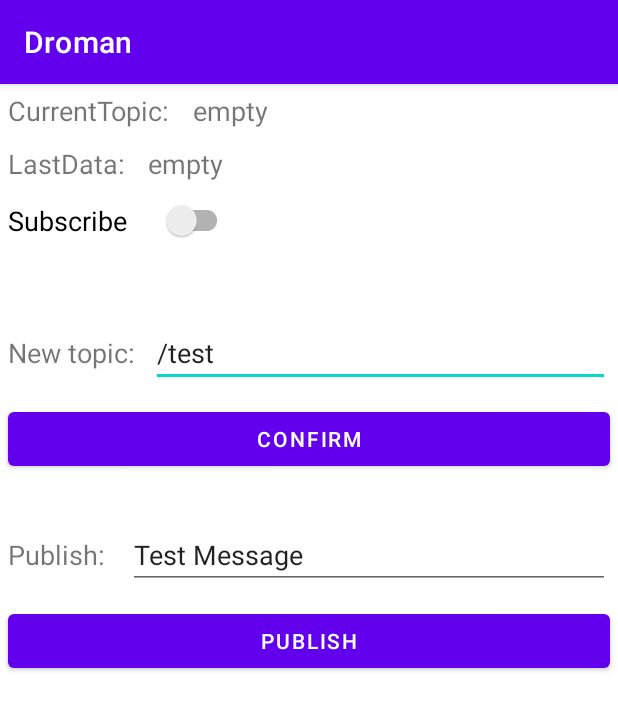
After one commit to Kajkitsu/praca_magisterska, an Android app: the MqttTestActivity screen opened directly, with no data from a screen before it, on a phone screen of 412 x 824 dp. The commit adds this screen. Shown: the top 710 px of the screen. Run offline under Robolectric (Android 15) with nearby library versions, the phone set to English and light mode, and no system bars; 3 statements that could not run were skipped.

Commit message:
init MqttTestActivity

```diff
--- a/Droman/app/src/main/AndroidManifest.xml
+++ b/Droman/app/src/main/AndroidManifest.xml
@@ -15,6 +15,9 @@
         android:supportsRtl="true"
         android:theme="@style/Theme.Droman">
         <activity
+            android:name=".ui.mqtttest.MqttTestActivity"
+            android:exported="false" />
+        <activity
             android:name=".ui.login.LoginActivity"
             android:exported="true"
             android:label="@string/app_name">
@@ -24,6 +27,7 @@
                 <category android:name="android.intent.category.LAUNCHER" />
             </intent-filter>
         </activity>
+
         <service android:name="org.eclipse.paho.android.service.MqttService" />
     </application>
 
--- /dev/null
+++ b/Droman/app/src/main/java/pl/edu/wat/droman/ui/ViewUtils.kt
@@ -0,0 +1,20 @@
+package pl.edu.wat.droman.ui
+
+import android.text.Editable
+import android.text.TextWatcher
+import android.widget.EditText
+
+/**
+ * Extension function to simplify setting an afterTextChanged action to EditText components.
+ */
+fun EditText.afterTextChanged(afterTextChanged: (String) -> Unit) {
+    this.addTextChangedListener(object : TextWatcher {
+        override fun afterTextChanged(editable: Editable?) {
+            afterTextChanged.invoke(editable.toString())
+        }
+
+        override fun beforeTextChanged(s: CharSequence, start: Int, count: Int, after: Int) {}
+
+        override fun onTextChanged(s: CharSequence, start: Int, before: Int, count: Int) {}
+    })
+}
--- a/Droman/app/src/main/java/pl/edu/wat/droman/ui/login/LoginActivity.kt
+++ b/Droman/app/src/main/java/pl/edu/wat/droman/ui/login/LoginActivity.kt
@@ -14,6 +14,7 @@ import androidx.lifecycle.Observer
 import androidx.lifecycle.ViewModelProvider
 import pl.edu.wat.droman.R
 import pl.edu.wat.droman.databinding.ActivityLoginBinding
+import pl.edu.wat.droman.ui.afterTextChanged
 
 class LoginActivity : AppCompatActivity() {
 
@@ -112,18 +113,3 @@ class LoginActivity : AppCompatActivity() {
         Toast.makeText(applicationContext, errorString, Toast.LENGTH_SHORT).show()
     }
 }
-
-/**
- * Extension function to simplify setting an afterTextChanged action to EditText components.
- */
-fun EditText.afterTextChanged(afterTextChanged: (String) -> Unit) {
-    this.addTextChangedListener(object : TextWatcher {
-        override fun afterTextChanged(editable: Editable?) {
-            afterTextChanged.invoke(editable.toString())
-        }
-
-        override fun beforeTextChanged(s: CharSequence, start: Int, count: Int, after: Int) {}
-
-        override fun onTextChanged(s: CharSequence, start: Int, before: Int, count: Int) {}
-    })
-}
--- /dev/null
+++ b/Droman/app/src/main/java/pl/edu/wat/droman/ui/mqtttest/MqttTestActivity.kt
@@ -0,0 +1,41 @@
+package pl.edu.wat.droman.ui.mqtttest
+
+import androidx.appcompat.app.AppCompatActivity
+import android.os.Bundle
+import android.provider.CalendarContract.CalendarCache.URI
+import androidx.lifecycle.ViewModelProvider
+import pl.edu.wat.droman.R
+import pl.edu.wat.droman.databinding.ActivityLoginBinding
+import pl.edu.wat.droman.databinding.ActivityMqttTestBinding
+import pl.edu.wat.droman.ui.login.LoginViewModel
+import pl.edu.wat.droman.ui.login.LoginViewModelFactory
+
+class MqttTestActivity : AppCompatActivity() {
+
+    enum class IntentValues {
+        USERNAME, PASSWORD, ADDRESS
+    }
+
+    private lateinit var mqttTestViewModel: MqttTestViewModel
+    private lateinit var binding: ActivityMqttTestBinding
+
+    override fun onCreate(savedInstanceState: Bundle?) {
+        super.onCreate(savedInstanceState)
+
+        binding = ActivityMqttTestBinding.inflate(layoutInflater)
+        setContentView(binding.root)
+
+        val mqttUsername = savedInstanceState!!.getString(IntentValues.USERNAME.name)!!
+        val mqttPassword = savedInstanceState.getString(IntentValues.PASSWORD.name)!!
+        val mqttAddress = savedInstanceState.getString(IntentValues.ADDRESS.name)!!
+
+
+        mqttTestViewModel = ViewModelProvider(this, MqttTestViewModelFactory(applicationContext,mqttAddress,mqttUsername,mqttPassword))
+            .get(MqttTestViewModel::class.java)
+
+
+//        val password = binding.password
+//        val login = binding.login
+//        val loading = binding.loading
+    }
+}
--- /dev/null
+++ b/Droman/app/src/main/java/pl/edu/wat/droman/ui/mqtttest/MqttTestViewModel.kt
@@ -0,0 +1,8 @@
+package pl.edu.wat.droman.ui.mqtttest
+
+import androidx.lifecycle.ViewModel
+import pl.edu.wat.droman.data.service.MqttService
+
+class MqttTestViewModel(private val mqttService: MqttService) : ViewModel() {
+
+}
--- /dev/null
+++ b/Droman/app/src/main/java/pl/edu/wat/droman/ui/mqtttest/MqttTestViewModelFactory.kt
@@ -0,0 +1,33 @@
+package pl.edu.wat.droman.ui.mqtttest
+
+import android.content.Context
+import androidx.lifecycle.ViewModel
+import androidx.lifecycle.ViewModelProvider
+import pl.edu.wat.droman.data.model.MqttCredentials
+import pl.edu.wat.droman.data.service.MqttService
+
+class MqttTestViewModelFactory(
+    private val context: Context,
+    private val ipAddress: String,
+    private val username: String,
+    private val password: String
+) : ViewModelProvider.Factory {
+
+    @Suppress("UNCHECKED_CAST")
+    override fun <T : ViewModel> create(modelClass: Class<T>): T {
+        if (modelClass.isAssignableFrom(MqttTestViewModel::class.java)) {
+            return MqttTestViewModel(
+                mqttService = MqttService(
+                    context = context,
+                    mqttCredentials = MqttCredentials(
+                        "tcp://$ipAddress",
+                        "androidTestView",
+                        username,
+                        password
+                    )
+                )
+            ) as T
+        }
+        throw IllegalArgumentException("Unknown ViewModel class")
+    }
+}
--- /dev/null
+++ b/Droman/app/src/main/res/layout/activity_mqtt_test.xml
@@ -0,0 +1,138 @@
+<?xml version="1.0" encoding="utf-8"?>
+<LinearLayout xmlns:android="http://schemas.android.com/apk/res/android"
+    xmlns:app="http://schemas.android.com/apk/res-auto"
+    xmlns:tools="http://schemas.android.com/tools"
+    android:layout_width="match_parent"
+    android:layout_height="match_parent"
+    android:layout_margin="20dp"
+    android:orientation="vertical"
+    tools:context=".ui.mqtttest.MqttTestActivity">
+
+
+    <LinearLayout
+        android:layout_width="match_parent"
+        android:layout_height="wrap_content">
+
+        <TextView
+            android:layout_margin="5dp"
+            android:textSize="18sp"
+            android:id="@+id/textViewCurrentTopicDesc"
+            android:layout_width="wrap_content"
+            android:layout_height="wrap_content"
+            android:text="CurrentTopic: " />
+
+        <TextView
+            android:layout_margin="5dp"
+            android:textSize="18sp"
+            android:id="@+id/textViewCurrentTopicValue"
+            android:layout_width="wrap_content"
+            android:layout_height="wrap_content"
+            android:text="empty" />
+    </LinearLayout>
+
+    <LinearLayout
+        android:layout_width="match_parent"
+        android:layout_height="wrap_content">
+
+        <TextView
+            android:layout_margin="5dp"
+            android:textSize="18sp"
+            android:id="@+id/textViewLastDataDesc"
+            android:layout_width="wrap_content"
+            android:layout_height="wrap_content"
+            android:text="LastData: " />
+
+        <TextView
+            android:layout_margin="5dp"
+            android:textSize="18sp"
+            android:id="@+id/textViewLastDataValue"
+            android:layout_width="wrap_content"
+            android:layout_height="wrap_content"
+            android:text="empty" />
+    </LinearLayout>
+
+    <androidx.appcompat.widget.SwitchCompat
+        android:layout_margin="5dp"
+        android:id="@+id/switchSubscribe"
+        android:layout_width="150dp"
+        android:layout_height="30dp"
+        android:textSize="18sp"
+        android:text="Subscribe" />
+
+
+    <Space
+        android:layout_width="match_parent"
+        android:layout_height="40dp"/>
+
+
+    <LinearLayout
+        android:layout_width="match_parent"
+        android:layout_height="wrap_content"
+        android:orientation="horizontal">
+
+        <TextView
+            android:textSize="18sp"
+            android:id="@+id/textView2"
+            android:layout_width="wrap_content"
+            android:layout_height="wrap_content"
+            android:text="New topic:"
+            android:layout_margin="5dp"
+            />
+
+        <EditText
+            android:id="@+id/editTextTopic"
+            android:layout_width="match_parent"
+            android:layout_height="wrap_content"
+            android:ems="10"
+            android:text="/test"
+            android:layout_margin="5dp"
+            android:inputType="textPersonName" />
+
+    </LinearLayout>
+
+    <Button
+        android:layout_margin="5dp"
+        android:id="@+id/buttonConfirmTOpic"
+        android:layout_width="match_parent"
+        android:layout_height="wrap_content"
+        android:text="Confirm" />
+
+    <Space
+        android:layout_width="match_parent"
+        android:layout_height="20dp"/>
+
+
+    <LinearLayout
+        android:layout_width="match_parent"
+        android:layout_height="wrap_content">
+
+        <TextView
+
+            android:layout_margin="5dp"
+            android:textSize="18sp"
+            android:id="@+id/textViewPublishMessage"
+            android:layout_width="wrap_content"
+            android:layout_height="wrap_content"
+            android:text="Publish: " />
+
+        <EditText
+            android:layout_margin="5dp"
+            android:id="@+id/editTextPublish"
+            android:layout_width="match_parent"
+            android:layout_height="wrap_content"
+            android:ems="10"
+            android:inputType="textPersonName"
+            android:text="Test Message" />
+
+    </LinearLayout>
+
+
+    <Button
+
+        android:layout_margin="5dp"
+        android:id="@+id/button"
+        android:layout_width="match_parent"
+        android:layout_height="wrap_content"
+        android:text="Publish" />
+
+</LinearLayout>
```
